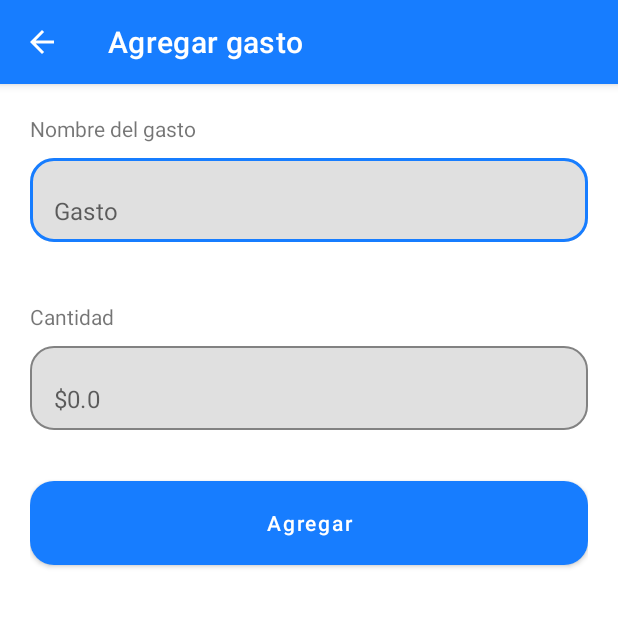
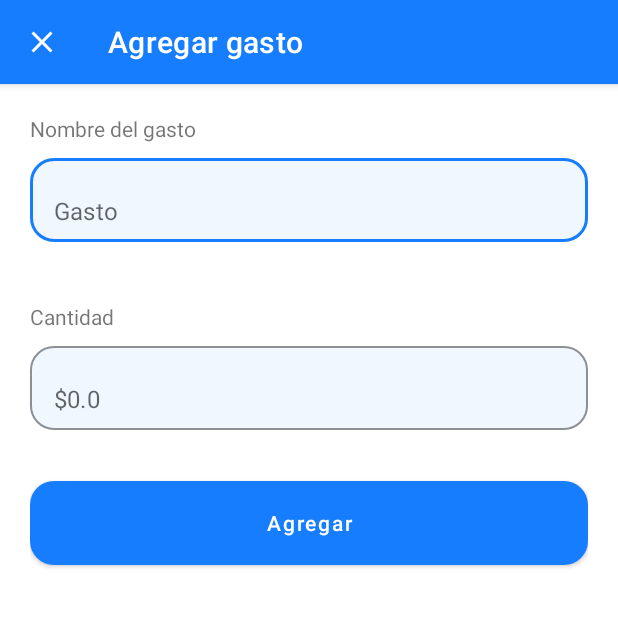
Before and after one commit to osmar-jzdev/budget-wise-android, an Android app built with Jetpack Compose: the AddExpenseActivity screen opened directly, with no data from a screen before it, on a phone screen of 412 x 824 dp, the top half of it. Run offline under Robolectric (Android 15) with nearby library versions, the phone set to English and light mode, and no system bars.

Commit message:
validations on forms income and expense

```diff
--- a/app/src/main/java/tech/osmardev/budgetwise/view/expenses/AddExpenseActivity.kt
+++ b/app/src/main/java/tech/osmardev/budgetwise/view/expenses/AddExpenseActivity.kt
@@ -1,10 +1,12 @@
 package tech.osmardev.budgetwise.view.expenses
 
+import android.content.Intent
 import android.graphics.drawable.ColorDrawable
 import android.os.Binder
 import androidx.appcompat.app.AppCompatActivity
 import android.os.Bundle
 import androidx.appcompat.app.ActionBar
+import tech.osmardev.budgetwise.MainActivity
 import tech.osmardev.budgetwise.R
 import tech.osmardev.budgetwise.databinding.ActivityAddExpenseBinding
 
@@ -20,10 +22,31 @@ class AddExpenseActivity : AppCompatActivity() {
         supportActionBar?.setTitle(R.string.add_expense_title)
         supportActionBar?.setDisplayHomeAsUpEnabled(true)
         supportActionBar?.setHomeButtonEnabled(true)
+        supportActionBar?.setHomeAsUpIndicator(R.drawable.ic_close_white)
+        onClickBtnAdd()
     }
 
     override fun onSupportNavigateUp(): Boolean {
         onBackPressed()
         return true
     }
+
+    private fun onClickBtnAdd() {
+        binding.btnAdd.setOnClickListener {
+            with(binding) {
+                when {
+                    txtInputExpenseName.text.toString().isEmpty() -> {
+                        txtInputExpenseName.error = resources.getString(R.string.error_empty_box)
+                    }
+                    txtInputExpenseValue.text.toString().isEmpty() -> {
+                        binding.txtInputExpenseValue.error = resources.getString(R.string.error_empty_box)
+                    }
+                    else -> {
+                        startActivity(Intent(this@AddExpenseActivity, MainActivity::class.java))
+                        finish()
+                    }
+                }
+            }
+        }
+    }
 }
--- /dev/null
+++ b/app/src/main/res/drawable/ic_close_white.xml
@@ -0,0 +1,5 @@
+<vector android:height="24dp" android:tint="#FFFFFF"
+    android:viewportHeight="24" android:viewportWidth="24"
+    android:width="24dp" xmlns:android="http://schemas.android.com/apk/res/android">
+    <path android:fillColor="@android:color/white" android:pathData="M19,6.41L17.59,5 12,10.59 6.41,5 5,6.41 10.59,12 5,17.59 6.41,19 12,13.41 17.59,19 19,17.59 13.41,12z"/>
+</vector>
--- a/app/src/main/res/layout/activity_add_expense.xml
+++ b/app/src/main/res/layout/activity_add_expense.xml
@@ -35,15 +35,16 @@
                 android:layout_width="match_parent"
                 android:layout_height="wrap_content"
                 android:layout_marginTop="10dp"
+                app:boxBackgroundColor="@color/blue_inactive"
                 app:boxBackgroundMode="outline"
-                app:hintEnabled="false"
                 app:boxCornerRadiusBottomEnd="16dp"
                 app:boxCornerRadiusBottomStart="16dp"
                 app:boxCornerRadiusTopEnd="16dp"
-                app:boxCornerRadiusTopStart="16dp">
+                app:boxCornerRadiusTopStart="16dp"
+                app:hintEnabled="false">
 
                 <com.google.android.material.textfield.TextInputEditText
-                    android:id="@+id/txtInput_incomeName"
+                    android:id="@+id/txtInput_expenseName"
                     android:layout_width="match_parent"
                     android:layout_height="wrap_content"
                     android:hint="@string/expense"
@@ -74,21 +75,23 @@
                 android:layout_width="match_parent"
                 android:layout_height="wrap_content"
                 android:layout_marginTop="10dp"
+                app:boxBackgroundColor="@color/blue_inactive"
                 app:boxBackgroundMode="outline"
-                app:hintEnabled="false"
                 app:boxCornerRadiusBottomEnd="16dp"
                 app:boxCornerRadiusBottomStart="16dp"
                 app:boxCornerRadiusTopEnd="16dp"
-                app:boxCornerRadiusTopStart="16dp">
+                app:boxCornerRadiusTopStart="16dp"
+                app:hintEnabled="false">
 
                 <com.google.android.material.textfield.TextInputEditText
-                    android:id="@+id/txtInput_incomeValue"
+                    android:id="@+id/txtInput_expenseValue"
                     android:layout_width="match_parent"
                     android:layout_height="wrap_content"
                     android:hint="@string/money_value_generic"
                     android:imeOptions="actionDone"
-                    android:inputType="number"
-                    android:maxLines="1"/>
+                    android:inputType="numberDecimal"
+                    android:digits="0123456789."
+                    android:maxLines="1" />
             </com.google.android.material.textfield.TextInputLayout>
 
         </LinearLayout>
--- a/app/src/main/res/values/colors.xml
+++ b/app/src/main/res/values/colors.xml
@@ -12,4 +12,5 @@
     <color name="red">#E44848</color>
     <color name="green">#39A798</color>
     <color name="gray">#BAC2CC</color>
+    <color name="blue_inactive">#F0F7FF</color>
 </resources>
--- a/app/src/main/res/values/strings.xml
+++ b/app/src/main/res/values/strings.xml
@@ -18,6 +18,7 @@
     <string name="quantity">Cantidad</string>
     <string name="money_value_generic">$0.0</string>
     <string name="add_button">Agregar</string>
+    <string name="error_empty_box">Este campo no puede quedar vacío</string>
     <!-- Splash activity  -->
     <string name="welcome_back_finance_app">Bienvenido a tu app de finanzas personales</string>
     <string name="by_projectName">osmardev.tech</string>
```
Also changed, not shown: app/src/main/java/tech/osmardev/budgetwise/view/incomes/AddIncomeActivity.kt (+23 -2 lines), app/src/main/res/layout/activity_add_income.xml (+10 -6 lines).
